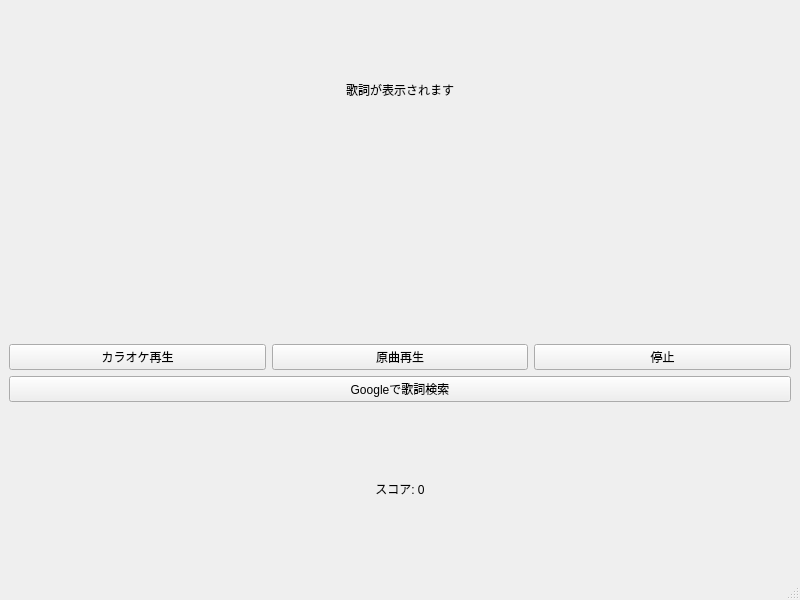
Before: the Qt Designer form src/gui/ui/main_window.ui in ajshooting/nandemo-karaoke, drawn with Qt 5.
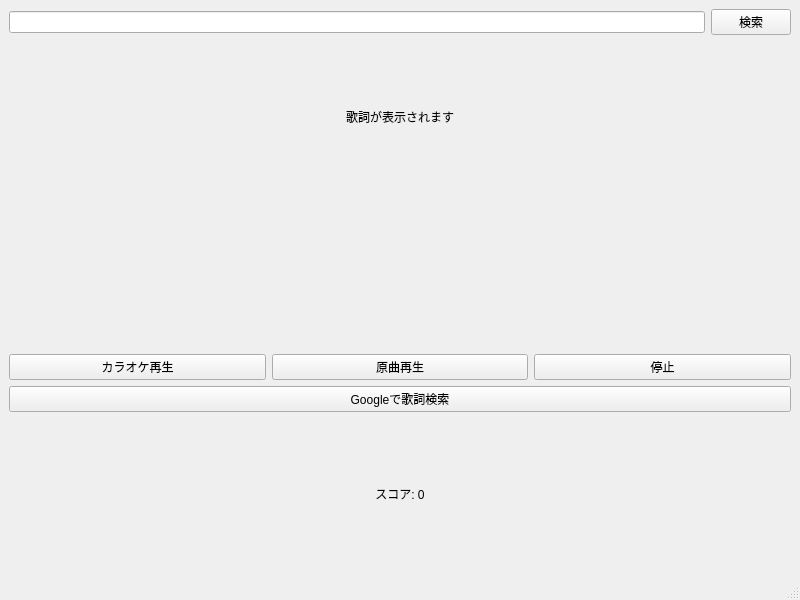
After: the same form once the commit is applied. Custom widgets are drawn as their Qt base class.

Commit message: download: main_windowに追加

Diff of the .ui file:
```diff
--- a/src/gui/ui/main_window.ui
+++ b/src/gui/ui/main_window.ui
@@ -15,6 +15,20 @@
         </property>
         <widget class="QWidget" name="centralwidget">
             <layout class="QVBoxLayout" name="verticalLayout">
+                <item>
+                    <layout class="QHBoxLayout" name="downloadLayout">
+                        <item>
+                            <widget class="QLineEdit" name="downloadInput" />
+                        </item>
+                        <item>
+                            <widget class="QPushButton" name="downloadButton">
+                                <property name="text">
+                                    <string>検索</string>
+                                </property>
+                            </widget>
+                        </item>
+                    </layout>
+                </item>
                 <item>
                     <widget class="QLabel" name="lyricsLabel">
                         <property name="text">
```
The commit also changes 1 other file.
